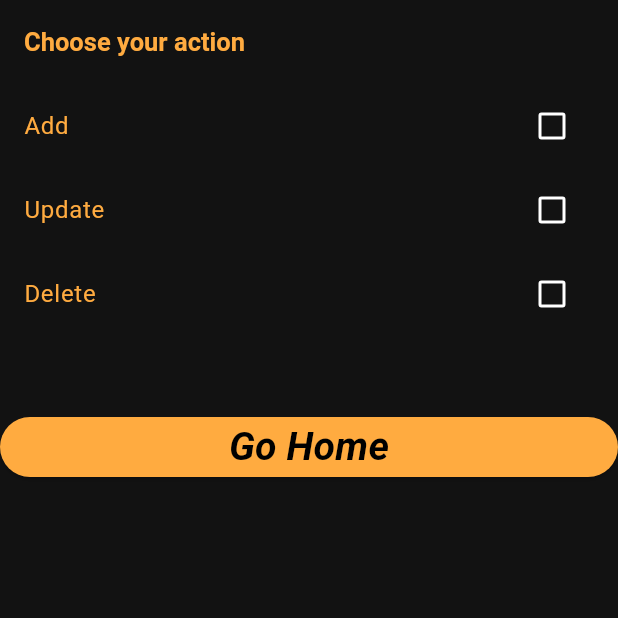
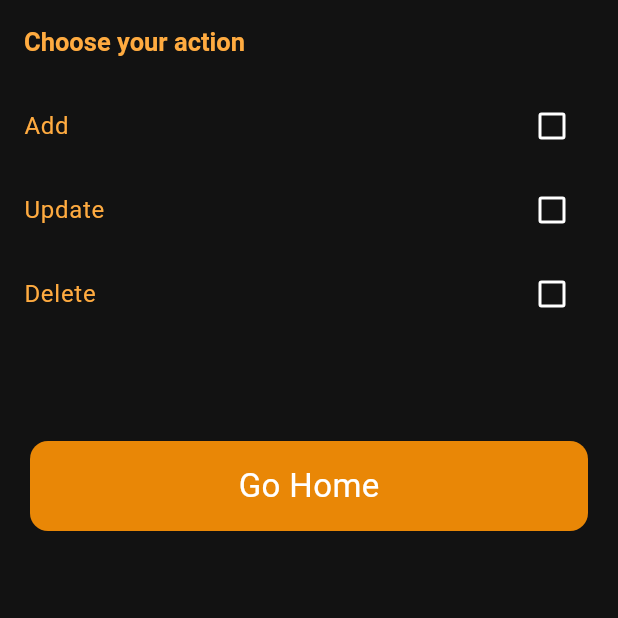
Before and after one commit to mohamedsalem5545/coffe-shop, a Flutter app: the ChoiseAction screen opened directly, on a phone screen of 412 x 824 dp, the top half of it. Run offline on Flutter 3.47's test engine with Material 3 defaults, Android fonts, the phone set to English and light mode, and no system bars; our stand-ins replace awesome_dialog, carousel_slider, cloud_firestore, firebase_auth, firebase_core, firebase_storage and 8 more; accounts and stored records are empty.

Commit message:
udate go home button

```diff
--- a/lib/Features/admin/presentation/views/widget/choise_action.dart
+++ b/lib/Features/admin/presentation/views/widget/choise_action.dart
@@ -96,31 +96,51 @@ class _ChoiseActionState extends State<ChoiseAction> {
           const SizedBox(
             height: 50,
           ),
-          ElevatedButton(
-            // style: ButtonStyle(
+          // ElevatedButton(
+          //   style: ButtonStyle(
+          //     backgroundColor: MaterialStateProperty.all<Color>(
+          //         Colors.orangeAccent), // Set the background color
+          //   ),
+          //   // style: ElevatedButton.styleFrom(
 
-            //   backgroundColor: MaterialStateProperty.all<Color>(
-            //       Colors.orangeAccent), // Set the background color
-            // ),
-            style: ElevatedButton.styleFrom(
-              fixedSize: const Size(20, 40.0),
-              backgroundColor: Colors.orangeAccent,
-            ),
+          //   //   fixedSize: const Size(20, 40.0),
+          //   //   backgroundColor: Colors.orangeAccent,
+          //   // ),
 
-            onPressed: (() {
-              // print('start data');
+          //   onPressed: (() {
+          //     // print('start data');
+          //     Navigator.pushNamed(context, 'homepage');
+          //   }),
+          //   child: const Text(
+          //     'Go Home',
+          //     style: TextStyle(
+          //         color: Colors.black,
+          //         fontStyle: FontStyle.italic,
+          //         fontSize: 26,
+          //         fontWeight: FontWeight.bold),
+          //   ),
+          // ),
+          GestureDetector(
+            onTap: (() {
               Navigator.pushNamed(context, 'homepage');
             }),
-            child: const Text(
-              'Go Home',
-              style: TextStyle(
-                  color: Colors.black,
-                  fontStyle: FontStyle.italic,
-                  fontSize: 26,
-                  fontWeight: FontWeight.bold),
+            child: Container(
+              margin: const EdgeInsets.all(20),
+              height: 60,
+              width: double.infinity,
+              decoration: const BoxDecoration(
+                  color: Color.fromARGB(255, 233, 135, 6),
+                  borderRadius: BorderRadius.all(Radius.circular(12))),
+              child: const Center(
+                  child: Text(
+                'Go Home',
+                style: TextStyle(
+                    color: Colors.white,
+                    // fontWeight: FontWeight.bold,
+                    fontSize: 22),
+              )),
             ),
-          ),
-
+          )
           // Add more options as needed
         ],
       ),
```
